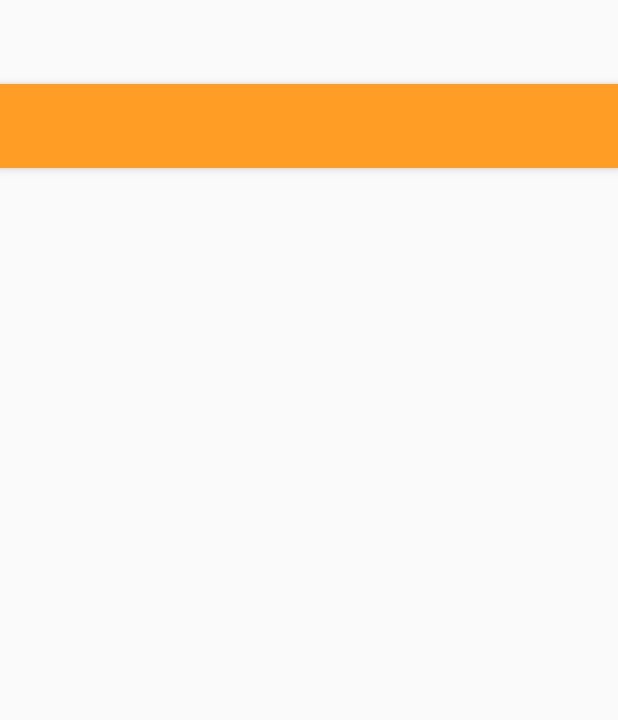
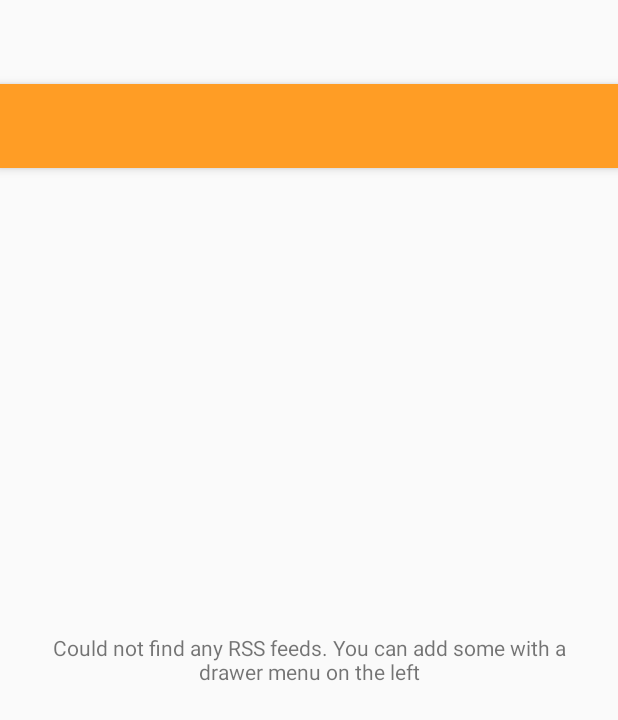
Before and after one commit to Konstie/RSSpark, an Android app: the layout app_bar_home.xml on its own in the app's theme, with its tools: preview values and no code run, on a phone screen of 412 x 824 dp. Shown: the top 720 px of the screen. Run offline under Robolectric (Android 15) with nearby library versions, the phone set to English and light mode, and no system bars.

Commit message:
Fixed descriptions parsing, added placeholder to HomeActivity.

```diff
--- a/app/src/main/java/com/app/rsspark/domain/repository/FeedStorage.java
+++ b/app/src/main/java/com/app/rsspark/domain/repository/FeedStorage.java
@@ -32,6 +32,7 @@ public class FeedStorage extends BaseStorage<RssChannel> implements FeedsReposit
     private static final String TAG = "FeedStorage";
     private static final String HTML_TAG_IMG = "img";
     private static final String HTML_ATTR_SRC = "src";
+    private static final String HTML_TAG_P = "p";
 
     @Inject RssRetrievalService rssService;
 
@@ -101,6 +102,7 @@ public class FeedStorage extends BaseStorage<RssChannel> implements FeedsReposit
             newsItem.setImageUrl(imageUrl);
         }
         document.select(HTML_TAG_IMG).remove();
+//        document.select(HTML_TAG_P).remove();
         newsItem.setRawDate(FormattingUtils.getConvertedDate(newsItem.getPubDate()));
         newsItem.setDescription(document.body().html());
         Log.d(TAG, "Settings news description: " + newsItem.getImageUrl() + ", " + newsItem.getDescription());
--- a/app/src/main/res/layout/app_bar_home.xml
+++ b/app/src/main/res/layout/app_bar_home.xml
@@ -32,4 +32,13 @@
         app:layout_behavior="@string/appbar_scrolling_view_behavior">
     </android.support.v4.view.ViewPager>
 
+    <TextView
+        android:layout_width="wrap_content"
+        android:layout_height="wrap_content"
+        android:id="@+id/no_items_placeholder_text_view"
+        android:text="@string/feeds_no_added"
+        android:gravity="center_horizontal|center_vertical"
+        android:layout_gravity="center"
+        android:layout_margin="@dimen/text_margin"/>
+
 </android.support.design.widget.CoordinatorLayout>
--- a/app/src/main/res/values/strings.xml
+++ b/app/src/main/res/values/strings.xml
@@ -14,4 +14,5 @@
     <string name="feed_dialog_empty_title">Please, type the title of RSS-source to save it</string>
     <string name="feed_dialog_invalid_url">Please, check the URL. It seems to be incorrect or empty</string>
     <string name="feed_dialog_could_not_save_feed">Could not save RSS-source. Please, try again</string>
+    <string name="feeds_no_added">Could not find any RSS feeds. You can add some with a drawer menu on the left</string>
 </resources>
```
Also changed, not shown: app/src/main/java/com/app/rsspark/ui/sections/feed/NewsAdapter.java (+3 -10 lines), app/src/main/java/com/app/rsspark/ui/sections/home/HomeActivity.java (+8 -6 lines).
